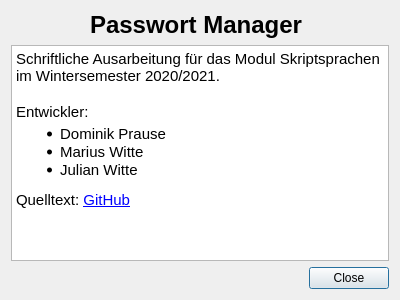
JulWit/PasswordManager, file ui/AboutDialog.ui: the form before one commit.
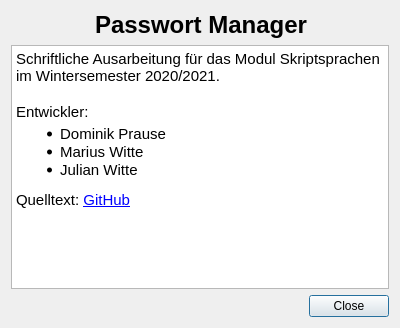
The form after the commit. Icons and pictures are not drawn.

Diff of the .ui file:
```diff
--- a/ui/AboutDialog.ui
+++ b/ui/AboutDialog.ui
@@ -7,17 +7,20 @@
     <x>0</x>
     <y>0</y>
     <width>400</width>
-    <height>300</height>
+    <height>328</height>
    </rect>
   </property>
   <property name="windowTitle">
    <string>Über den Passwort Manager</string>
   </property>
   <layout class="QVBoxLayout" name="verticalLayout">
+   <property name="spacing">
+    <number>6</number>
+   </property>
    <item>
     <layout class="QHBoxLayout" name="horizontalLayout">
      <property name="spacing">
-      <number>15</number>
+      <number>20</number>
      </property>
      <item>
       <widget class="QLabel" name="iconLabel">
@@ -57,12 +60,15 @@
        <property name="text">
         <string>Passwort Manager</string>
        </property>
+       <property name="alignment">
+        <set>Qt::AlignLeading|Qt::AlignLeft|Qt::AlignVCenter</set>
+       </property>
       </widget>
      </item>
     </layout>
    </item>
    <item>
-    <widget class="QTextEdit" name="textEdit">
+    <widget class="QTextBrowser" name="textBrowser">
      <property name="readOnly">
       <bool>true</bool>
      </property>
```
Left out of the diff: 6 changed lines with no effect on the pictures.
